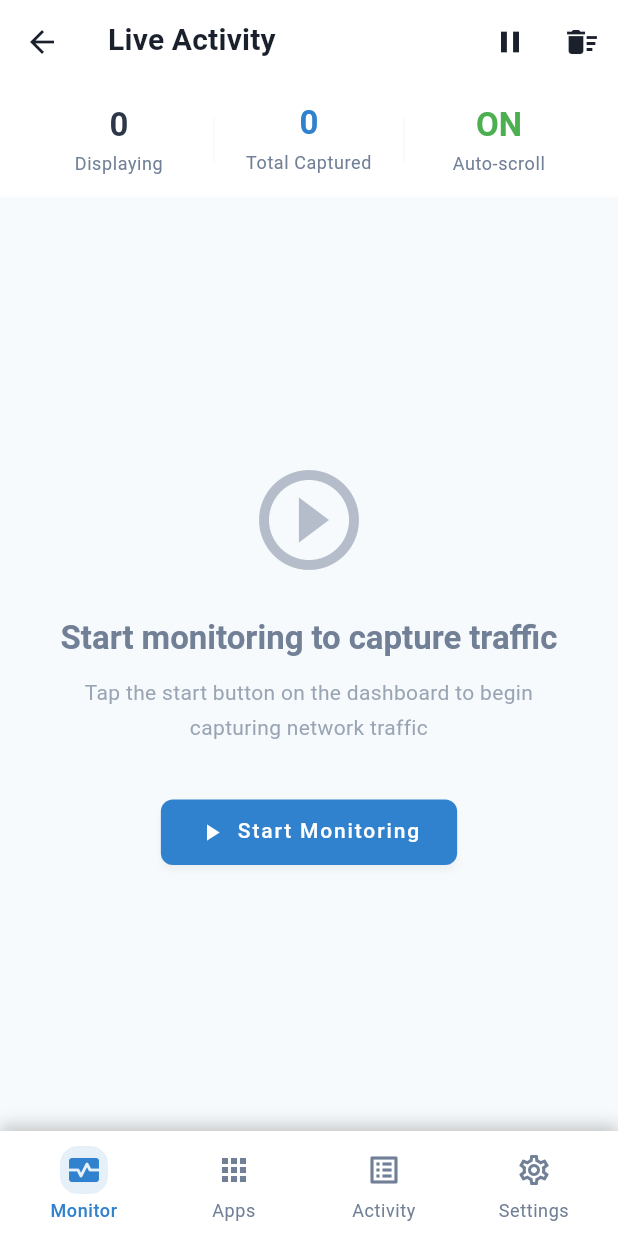
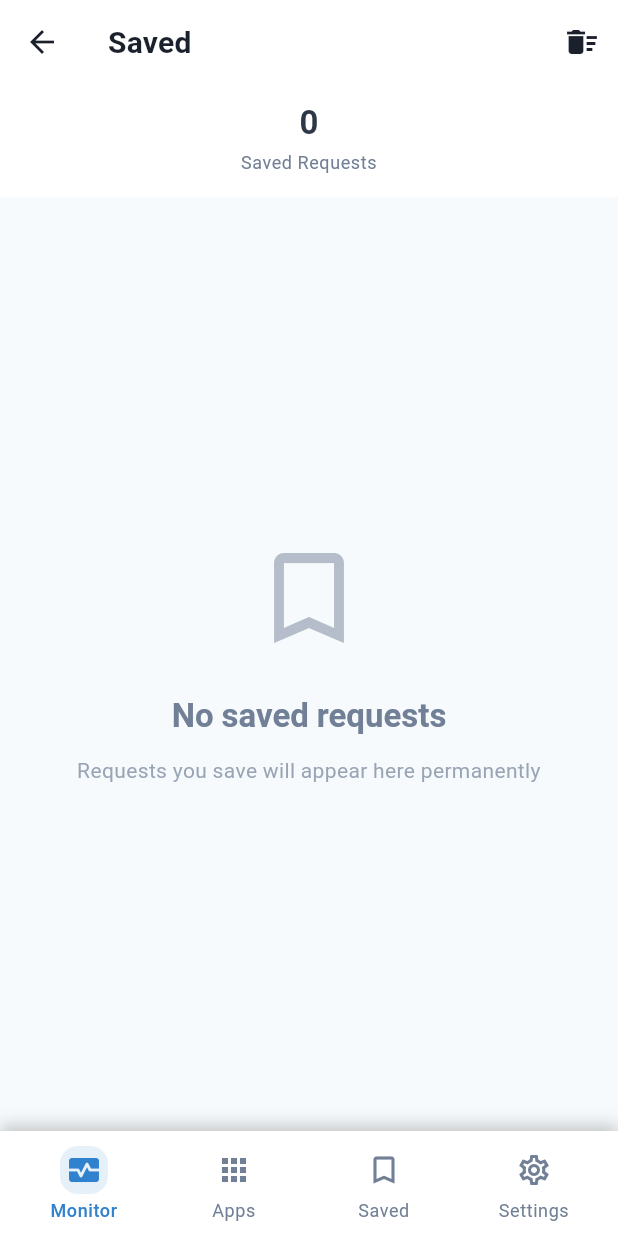
Before and after one commit to devhakeem5/Packet-Caputre-App, a Flutter app: the ActivityScreen screen opened by its route, on a phone screen of 412 x 824 dp. Run offline on Flutter 3.47's test engine with Material 3 defaults, Android fonts, the phone set to English and light mode, and no system bars; our stand-ins replace cached_network_image, connectivity_plus, fl_chart, flutter_secure_storage, flutter_slidable, flutter_svg and 3 more; missing offline and left inert: android_intent_plus; accounts and stored records are empty.

Commit message:
create screens

```diff
--- a/lib/core/widgets/custom_buttom_bar.dart
+++ b/lib/core/widgets/custom_buttom_bar.dart
@@ -35,7 +35,7 @@ class CustomBottomBar extends StatelessWidget {
       case CustomBottomBarItem.apps:
         return isSelected ? Icons.apps : Icons.apps_outlined;
       case CustomBottomBarItem.requests:
-        return isSelected ? Icons.list_alt : Icons.list_alt_outlined;
+        return isSelected ? Icons.bookmark : Icons.bookmark_border;
       case CustomBottomBarItem.settings:
         return isSelected ? Icons.settings : Icons.settings_outlined;
     }
@@ -49,7 +49,7 @@ class CustomBottomBar extends StatelessWidget {
       case CustomBottomBarItem.apps:
         return 'Apps';
       case CustomBottomBarItem.requests:
-        return 'Activity';
+        return 'Saved';
       case CustomBottomBarItem.settings:
         return 'Settings';
     }
--- a/lib/presentation/activity_screen/activity_screen.dart
+++ b/lib/presentation/activity_screen/activity_screen.dart
@@ -18,22 +18,10 @@ class ActivityScreen extends StatefulWidget {
 class _ActivityScreenState extends State<ActivityScreen> {
   final TrafficController trafficController = Get.find<TrafficController>();
   final ScrollController _scrollController = ScrollController();
-  bool _autoScroll = true;
-
   @override
   void dispose() {
     _scrollController.dispose();
     super.dispose();
-  }
-
-  void _scrollToBottom() {
-    if (_autoScroll && _scrollController.hasClients) {
-      _scrollController.animateTo(
-        0,
-        duration: const Duration(milliseconds: 300),
-        curve: Curves.easeOut,
-      );
-    }
   }
 
   @override
@@ -43,23 +31,8 @@ class _ActivityScreenState extends State<ActivityScreen> {
     return Scaffold(
       backgroundColor: theme.scaffoldBackgroundColor,
       appBar: CustomAppBar(
-        title: 'Live Activity',
+        title: 'Saved',
         actions: [
-          Obx(
-            () => IconButton(
-              icon: CustomIconWidget(
-                iconName: _autoScroll ? 'pause' : 'play_arrow',
-                color: theme.colorScheme.onSurface,
-                size: 24,
-              ),
-              onPressed: () {
-                setState(() {
-                  _autoScroll = !_autoScroll;
-                });
-              },
-              tooltip: _autoScroll ? 'Pause auto-scroll' : 'Resume auto-scroll',
-            ),
-          ),
           IconButton(
             icon: CustomIconWidget(
               iconName: 'delete_sweep',
@@ -76,12 +49,7 @@ class _ActivityScreenState extends State<ActivityScreen> {
           _buildStatsBar(context),
           Expanded(
             child: Obx(() {
-              final requests = trafficController.filteredRequests;
-
-              // Auto-scroll when new request arrives
-              WidgetsBinding.instance.addPostFrameCallback((_) {
-                _scrollToBottom();
-              });
+              final requests = trafficController.savedRequests;
 
               if (requests.isEmpty) {
                 return _buildEmptyState(context);
@@ -89,17 +57,20 @@ class _ActivityScreenState extends State<ActivityScreen> {
 
               return RefreshIndicator(
                 onRefresh: () async {
-                  // Just rebuild, data is already live
+                  // Just rebuild
                   setState(() {});
                 },
                 child: ListView.separated(
-                  controller: _scrollController,
-                  reverse: true, // Show newest at top
+                  // Remove controller: _scrollController, or keep if you want to remember position, but auto-scroll is likely unwanted for a saved list.
+                  // reverse: true usually meant "newest at bottom" for chat-like interfaces. usage here depends on order.
+                  // If savedRequests adds to end, reverse: true puts newest at top.
+                  itemCount: requests.length,
                   padding: EdgeInsets.symmetric(horizontal: 4.w, vertical: 2.h),
-                  itemCount: requests.length,
                   separatorBuilder: (context, index) => SizedBox(height: 1.h),
                   itemBuilder: (context, index) {
-                    final request = requests[index];
+                    // Reverse index to show newest saved first if list is appended
+                    final reversedIndex = requests.length - 1 - index;
+                    final request = requests[reversedIndex];
                     return RequestCardWidget(
                       request: request,
                       onTap: () => _navigateToDetails(request),
@@ -125,8 +96,7 @@ class _ActivityScreenState extends State<ActivityScreen> {
     final theme = Theme.of(context);
 
     return Obx(() {
-      final totalRequests = trafficController.filteredRequests.length;
-      final allRequests = trafficController.allRequests.length;
+      final savedCount = trafficController.savedRequests.length;
 
       return Container(
         padding: EdgeInsets.symmetric(horizontal: 4.w, vertical: 1.5.h),
@@ -141,35 +111,9 @@ class _ActivityScreenState extends State<ActivityScreen> {
             Expanded(
               child: _buildStatItem(
                 context,
-                'Displaying',
-                '$totalRequests',
+                'Saved Requests',
+                '$savedCount',
                 theme.colorScheme.primary,
-              ),
-            ),
-            Container(
-              width: 1,
-              height: 30,
-              color: theme.colorScheme.outline.withValues(alpha: 0.3),
-            ),
-            Expanded(
-              child: _buildStatItem(
-                context,
-                'Total Captured',
-                '$allRequests',
-                theme.colorScheme.secondary,
-              ),
-            ),
-            Container(
-              width: 1,
-              height: 30,
-              color: theme.colorScheme.outline.withValues(alpha: 0.3),
-            ),
-            Expanded(
-              child: _buildStatItem(
-                context,
-                'Auto-scroll',
-                _autoScroll ? 'ON' : 'OFF',
-                _autoScroll ? Colors.green : Colors.grey,
               ),
             ),
           ],
@@ -199,10 +143,6 @@ class _ActivityScreenState extends State<ActivityScreen> {
 
   Widget _buildEmptyState(BuildContext context) {
     final theme = Theme.of(context);
-    final captureController = Get.find<CaptureController>();
-
-    return Obx(() {
-      final isRunning = captureController.isRunning.value;
 
     return Center(
       child: Padding(
@@ -211,13 +151,13 @@ class _ActivityScreenState extends State<ActivityScreen> {
           mainAxisAlignment: MainAxisAlignment.center,
           children: [
             CustomIconWidget(
-                iconName: isRunning ? 'hourglass_empty' : 'play_circle_outline',
+              iconName: 'bookmark_border',
               color: theme.colorScheme.onSurfaceVariant.withValues(alpha: 0.5),
               size: 80,
             ),
             SizedBox(height: 3.h),
             Text(
-                isRunning ? 'Waiting for traffic...' : 'Start monitoring to capture traffic',
+              'No saved requests',
               style: theme.textTheme.titleLarge?.copyWith(
                 color: theme.colorScheme.onSurfaceVariant,
                 fontWeight: FontWeight.w600,
@@ -226,33 +166,16 @@ class _ActivityScreenState extends State<ActivityScreen> {
             ),
             SizedBox(height: 1.h),
             Text(
-                isRunning
-                    ? 'Network requests will appear here in real-time as they are captured'
-                    : 'Tap the start button on the dashboard to begin capturing network traffic',
+              'Requests you save will appear here permanently',
               style: theme.textTheme.bodyMedium?.copyWith(
                 color: theme.colorScheme.onSurfaceVariant.withValues(alpha: 0.7),
               ),
               textAlign: TextAlign.center,
             ),
-              if (!isRunning) ...[
-                SizedBox(height: 4.h),
-                ElevatedButton.icon(
-                  onPressed: () {
-                    Get.back();
-                    // Use the correct method from CaptureController
-                  },
-                  icon: const Icon(Icons.play_arrow),
-                  label: const Text('Start Monitoring'),
-                  style: ElevatedButton.styleFrom(
-                    padding: EdgeInsets.symmetric(horizontal: 6.w, vertical: 1.5.h),
-                  ),
-                ),
-              ],
           ],
         ),
       ),
     );
-    });
   }
 
   void _navigateToDetails(Map<String, dynamic> request) {
@@ -265,20 +188,20 @@ class _ActivityScreenState extends State<ActivityScreen> {
     showDialog(
       context: context,
       builder: (context) => AlertDialog(
-        title: const Text('Clear All Requests?'),
+        title: const Text('Clear All Saved Requests?'),
         content: const Text(
-          'This will remove all captured requests from the list. This action cannot be undone.',
+          'This will remove all saved requests from the list. This action cannot be undone.',
         ),
         actions: [
           TextButton(onPressed: () => Navigator.pop(context), child: const Text('Cancel')),
           TextButton(
             onPressed: () {
               Navigator.pop(context);
-              trafficController.allRequests.clear();
-              trafficController.applyFiltersAndSort();
+              trafficController.savedRequests.clear();
+              trafficController.persistSavedRequests();
               Get.snackbar(
                 'Success',
-                'All requests cleared',
+                'All saved requests cleared',
                 snackPosition: SnackPosition.BOTTOM,
                 duration: const Duration(seconds: 2),
               );
--- a/lib/presentation/app_permissions_screen/app_permissions_screen.dart
+++ b/lib/presentation/app_permissions_screen/app_permissions_screen.dart
@@ -175,9 +175,7 @@ class _AppPermissionsScreenState extends State<AppPermissionsScreen> {
                             color: theme.colorScheme.secondary.withOpacity(0.1),
                             borderRadius: BorderRadius.circular(12),
                           ),
-                          child: iconBytes != null
-                              ? Image.memory(iconBytes, width: 24, height: 24)
-                              : Icon(iconData, color: theme.colorScheme.secondary, size: 24),
+                          child: Icon(iconData, color: theme.colorScheme.secondary, size: 24),
                         ),
                         title: Text(
                           label,
```
Also changed, not shown: lib/controllers/traffic_controller.dart (+22 -5 lines), lib/core/utils/permission_descriptions.dart (+98 -44 lines), lib/presentation/app_selection_screen/app_selection_screen.dart (+9 -3 lines), lib/presentation/settings_screen/settings_screen.dart (+13 -0 lines). Lines whose indentation alone changed are shown as unchanged.
